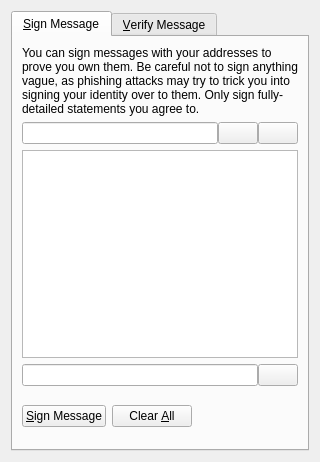
This is src/qt/forms/signverifymessagedialog.ui in PalinuroSec/FrozenBoxCoin as Qt 5 draws it before an edit. The edited form follows.
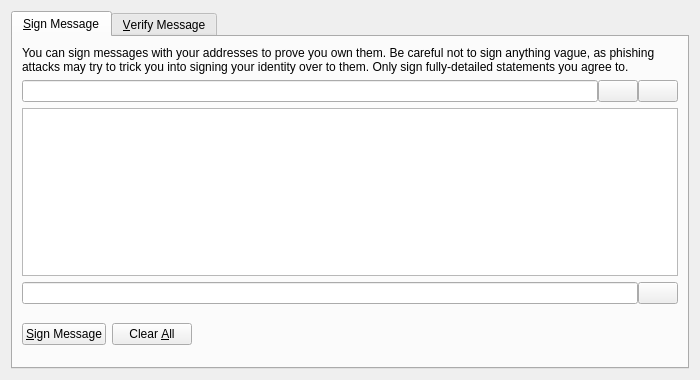
This is the edited form. Icons and pictures are not drawn. Custom widgets are drawn as their Qt base class.

Diff of the .ui file:
```diff
--- a/src/qt/forms/signverifymessagedialog.ui
+++ b/src/qt/forms/signverifymessagedialog.ui
@@ -2,7 +2,7 @@
 <ui version="4.0">
  <class>SignVerifyMessageDialog</class>
  <widget class="QDialog" name="SignVerifyMessageDialog">
-  <property name="GEOmetry">
+  <property name="geometry">
    <rect>
     <x>0</x>
     <y>0</y>
```
